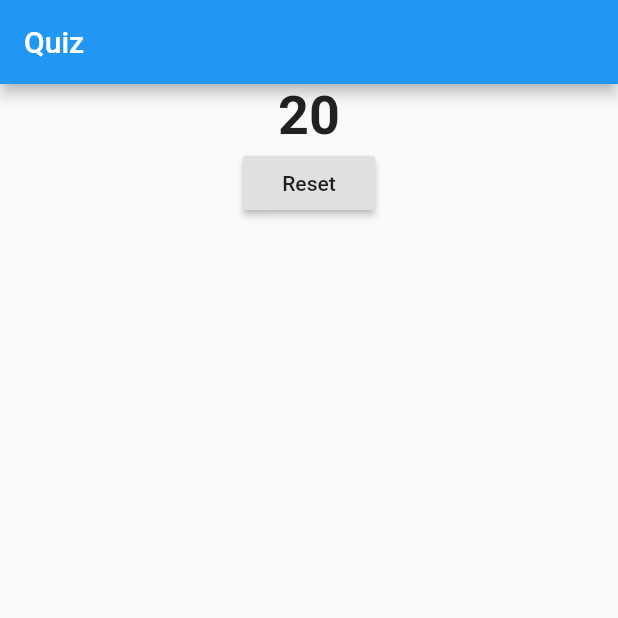
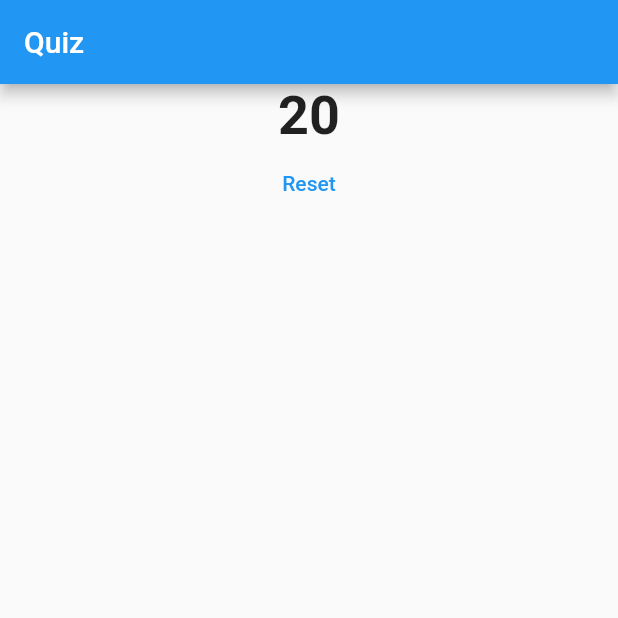
Before and after one commit to amrhesham95/Flutter_Project1_QuizApp, a Flutter app: the screen it shows after launch, after a tap on "Eat", after a tap on "Pasta", after a tap on "Alex", on a phone screen of 412 x 824 dp, the top half of it. Run offline on Flutter 3.47's test engine with Material 2 defaults, Android fonts, the phone set to English and light mode, and no system bars.

Commit message:
changing button color

```diff
--- a/Quiz_App/lib/result.dart
+++ b/Quiz_App/lib/result.dart
@@ -14,9 +14,10 @@ class Result extends StatelessWidget {
             totalScore.toString(),
             style: TextStyle(fontSize: 36, fontWeight: FontWeight.bold),
           ),
-          RaisedButton(
+          FlatButton(
             onPressed: resetHandler,
             child: Text("Reset"),
+            textColor: Colors.blue,
           ),
         ],
       ),
```
